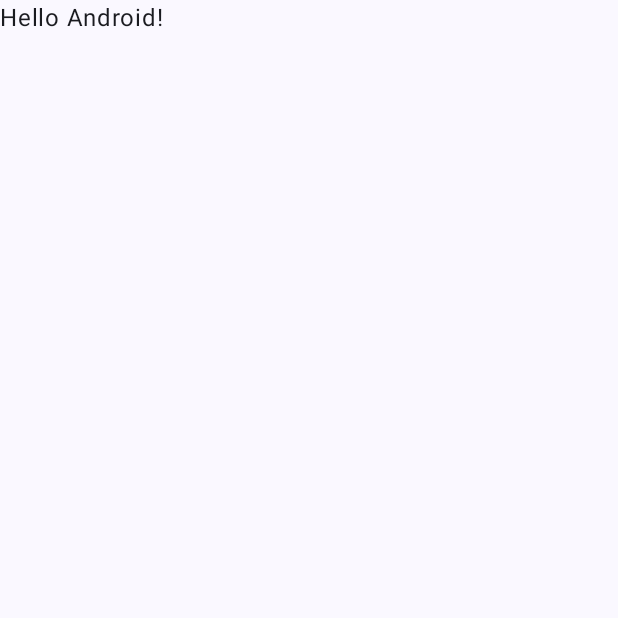
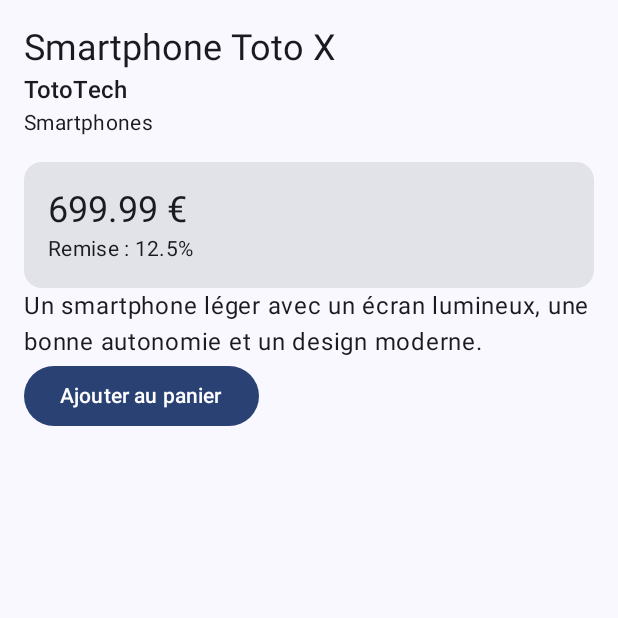
Before and after one commit to Ju-HQP/ProductExplorerTP2, an Android app built with Jetpack Compose: the screen it shows after launch (MainActivity), on a phone screen of 412 x 824 dp, the top half of it. Before the commit the part shown is almost empty. Run offline under Robolectric (Android 15) with nearby library versions, the phone set to English and light mode, and no system bars.

Commit message:
feat : Création mock de test du produit, écran preview et affichage de base avec les style de textes

```diff
--- a/app/src/main/java/com/example/productexplorer/MainActivity.kt
+++ b/app/src/main/java/com/example/productexplorer/MainActivity.kt
@@ -4,13 +4,19 @@ import android.os.Bundle
 import androidx.activity.ComponentActivity
 import androidx.activity.compose.setContent
 import androidx.activity.enableEdgeToEdge
+import androidx.compose.foundation.layout.Column
 import androidx.compose.foundation.layout.fillMaxSize
+import androidx.compose.foundation.layout.fillMaxWidth
 import androidx.compose.foundation.layout.padding
+import androidx.compose.material3.Button
+import androidx.compose.material3.Card
+import androidx.compose.material3.MaterialTheme
 import androidx.compose.material3.Scaffold
 import androidx.compose.material3.Text
 import androidx.compose.runtime.Composable
 import androidx.compose.ui.Modifier
 import androidx.compose.ui.tooling.preview.Preview
+import androidx.compose.ui.unit.dp
 import com.example.productexplorer.ui.theme.ProductExplorerTheme
 
 class MainActivity : ComponentActivity() {
@@ -20,28 +26,126 @@ class MainActivity : ComponentActivity() {
         setContent {
             ProductExplorerTheme {
                 Scaffold(modifier = Modifier.fillMaxSize()) { innerPadding ->
-                    Greeting(
-                        name = "Android",
+                    ProductDetailScreen(
+                        product = sampleProduct(),
+                        onAddToCartClick = {
+// Action à ajouter plus tard
+                        },
                         modifier = Modifier.padding(innerPadding)
                     )
                 }
             }
         }
     }
+
+    // écran entier
+    @Composable
+    fun ProductDetailScreen(
+        product: ProductUi,
+        onAddToCartClick: () -> Unit,
+        modifier: Modifier = Modifier
+    ) {
+        Column(
+            modifier = modifier
+                .fillMaxSize()
+                .padding(16.dp)
+        ) {
+            ProductHeader(
+                title = product.title,
+                brand = product.brand,
+                category = product.category
+            )
+            ProductPriceCard(
+                price = product.price,
+                discountPercentage = product.discountPercentage,
+                modifier = Modifier
+                    .fillMaxWidth()
+                    .padding(top = 16.dp)
+            )
+            Text(text = product.description)
+            Button(onClick = onAddToCartClick) {
+                Text(text = "Ajouter au panier")
+            }
+        }
     }
 
     @Composable
-fun Greeting(name: String, modifier: Modifier = Modifier) {
+    fun ProductHeader(
+        title: String,
+        brand: String,
+        category: String,
+        modifier: Modifier = Modifier
+    ) {
+        Column(modifier = modifier) {
+            Text(text = title, style = MaterialTheme.typography.headlineSmall)
+            Text(text = brand, style = MaterialTheme.typography.titleMedium)
+            Text(text = category, style = MaterialTheme.typography.bodyMedium)
+        }
+    }
+
+    @Composable
+    fun ProductPriceCard(
+        price: Double,
+        discountPercentage: Double,
+        modifier: Modifier = Modifier
+    ) {
+        Card(modifier = modifier) {
+            Column(modifier = Modifier.padding(16.dp)) {
                 Text(
-        text = "Hello $name!",
-        modifier = modifier
+                    text = "$price €",
+                    style = MaterialTheme.typography.headlineSmall
+                )
+                Text(
+                    text = "Remise : $discountPercentage%",
+                    style = MaterialTheme.typography.bodyMedium
                 )
             }
+        }
+    }
+
+    // PREVIEWS
 
     @Preview(showBackground = true)
     @Composable
-fun GreetingPreview() {
+    fun ProductDetailScreenPreview() {
         ProductExplorerTheme {
-        Greeting("Android")
+            ProductDetailScreen(
+                product = sampleProduct(), // produit d'ex déclaré plus bas
+                onAddToCartClick = {}
+            )
         }
     }
+
+} // fin du mainActivity
+
+// Local Data for Ui
+
+data class ProductUi(
+    val title: String,
+    val brand: String,
+    val category: String,
+    val description: String,
+    val price: Double,
+    val discountPercentage: Double,
+    val rating: Double,
+    val stock: Int,
+    val warrantyInformation: String,
+    val shippingInformation: String
+)
+
+// product example
+
+fun sampleProduct(): ProductUi {
+    return ProductUi(
+        title = "Smartphone Toto X",
+        brand = "TotoTech",
+        category = "Smartphones",
+        description = "Un smartphone léger avec un écran lumineux, une bonne autonomie et un design moderne.",
+        price = 699.99,
+        discountPercentage = 12.5,
+        rating = 4.6,
+        stock = 34,
+        warrantyInformation = "Garantie constructeur : 2 ans",
+        shippingInformation = "Livraison estimée : 3 à 5 jours ouvrés"
+    )
+}
```
Lines whose indentation alone changed are shown as unchanged.
